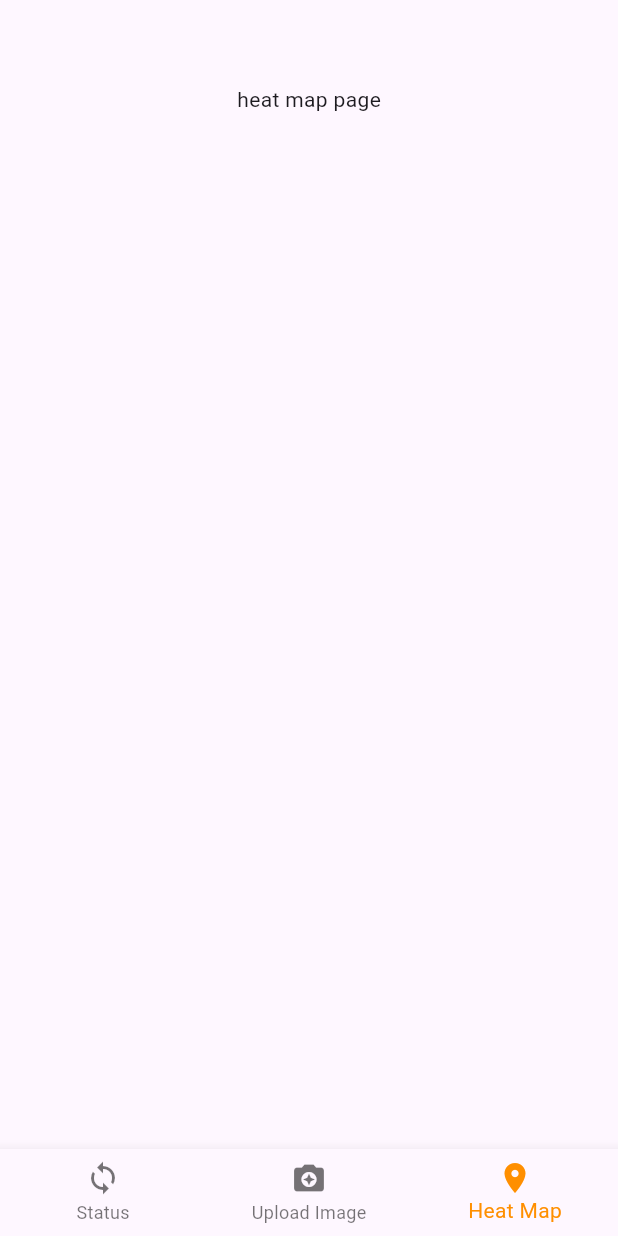
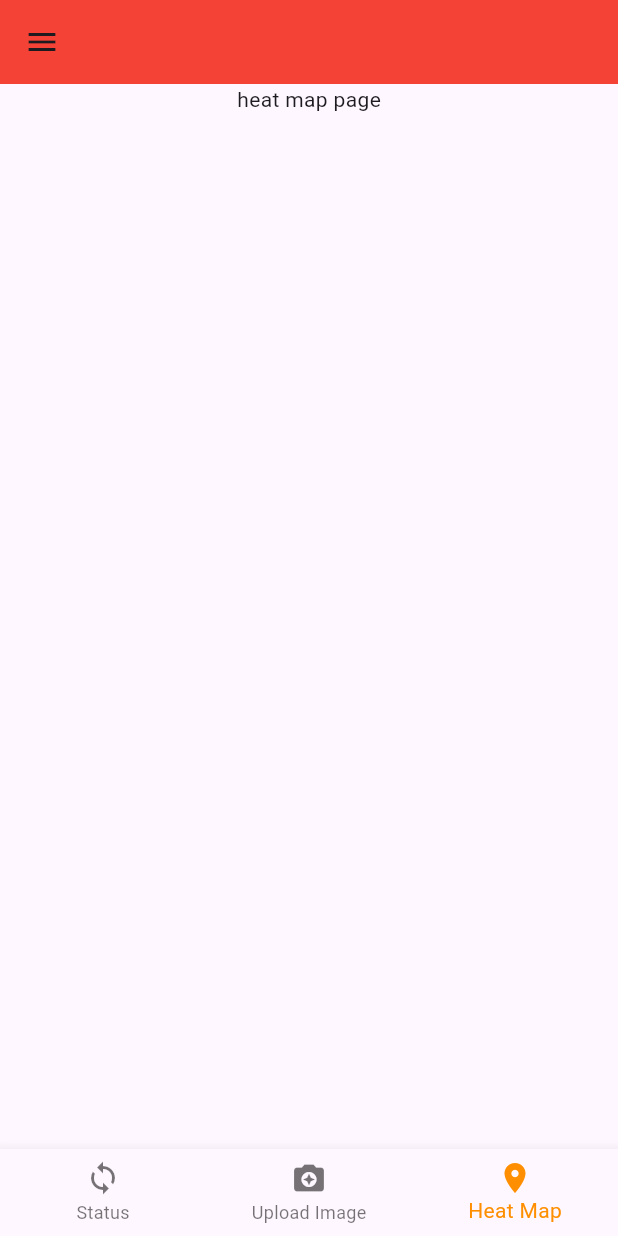
Before and after one commit to MhmdSalman18/Ecomap, a Flutter app: the screen it shows after launch, item 3 of the bottom bar chosen, on a phone screen of 412 x 824 dp. Run offline on Flutter 3.47's test engine with Material 3 defaults, Android fonts, the phone set to English and light mode, and no system bars.

Commit message:
Initial commit

```diff
--- a/lib/BottomNavigationBar.dart
+++ b/lib/BottomNavigationBar.dart
@@ -14,6 +14,8 @@ class BottomNavigationBarExampleApp extends StatelessWidget {
   @override
   Widget build(BuildContext context) {
     return const MaterialApp(
+            debugShowCheckedModeBanner: false,
+
       home: BottomNavigationBarExample(),
     );
   }
--- a/lib/main.dart
+++ b/lib/main.dart
@@ -15,6 +15,7 @@
   Widget build(BuildContext context) {
 
     return MaterialApp(
+
       debugShowCheckedModeBanner: false,
       title: 'Flutter Demo',
       theme: ThemeData(
--- a/lib/map.dart
+++ b/lib/map.dart
@@ -11,7 +11,10 @@ class _HeatMapState extends State<HeatMap> {
   @override
   Widget build(BuildContext context) {
     return  Scaffold(
-      appBar: AppBar(),
+      appBar: AppBar(
+        backgroundColor: Colors.red,
+      ),
+      drawer: Drawer(),
       body: Center(
         child: Column(
           children: [Text("heat map page")],
```
